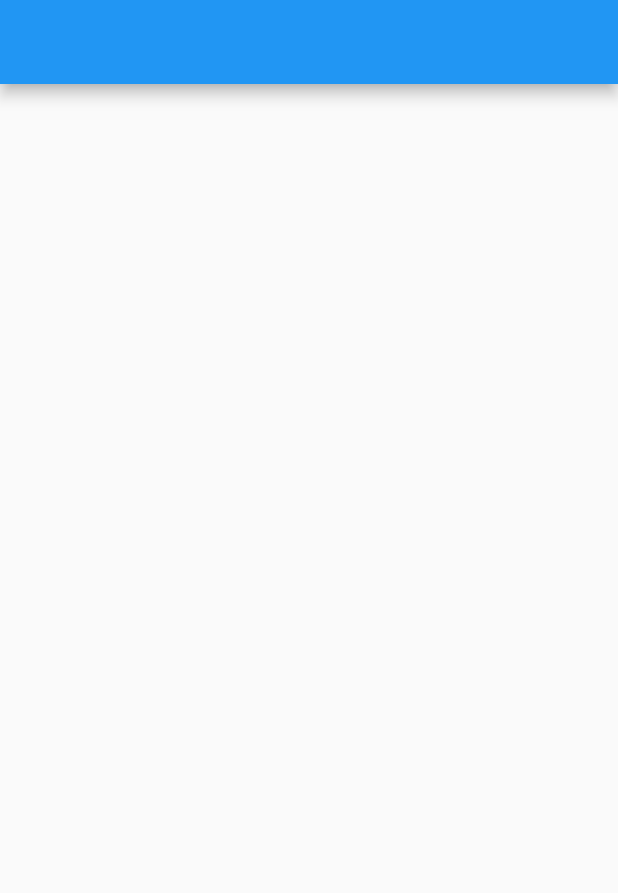
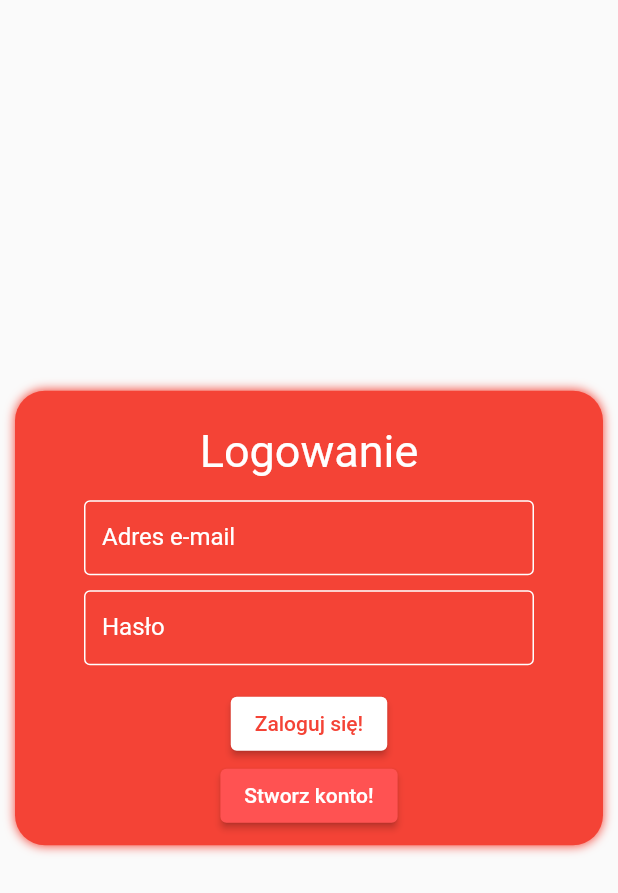
Before and after one commit to andrz3j3k/lokalnywolontariusz, a Flutter app: the screen it shows after launch, on a phone screen of 412 x 824 dp. Shown: the top 893 px of the screen. Run offline on Flutter 3.47's test engine with Material 2 defaults, Android fonts, the light colour scheme and no system bars.

Commit message:
Create LoginPage and RegisterPage with MyHomePage

```diff
--- /dev/null
+++ b/lib/Views/LoginPage.dart
@@ -0,0 +1,85 @@
+import 'package:flutter/material.dart';
+import 'package:lokalnywolontariusz/Views/MainPage.dart';
+import 'package:lokalnywolontariusz/Views/RegisterPage.dart';
+import 'package:lokalnywolontariusz/Widgets/Button.dart';
+import 'package:lokalnywolontariusz/Widgets/FieldLoginAndRegister.dart';
+import 'package:lokalnywolontariusz/main.dart';
+
+class LoginPage extends StatefulWidget {
+  const LoginPage({super.key});
+
+  @override
+  State<LoginPage> createState() => _LoginPageState();
+}
+
+class _LoginPageState extends State<LoginPage> {
+  @override
+  Widget build(BuildContext context) {
+    return Scaffold(
+      body: Center(
+        child: Container(
+          margin: EdgeInsets.only(left: 10, right: 10),
+          decoration: BoxDecoration(
+              borderRadius: BorderRadius.circular(20),
+              color: Colors.red,
+              boxShadow: const [
+                BoxShadow(color: Colors.red, blurRadius: 5),
+              ]),
+          height: 303,
+          child: Padding(
+            padding: const EdgeInsets.all(8.0),
+            child: Column(
+              children: [
+                const Padding(
+                  padding: EdgeInsets.only(top: 5, bottom: 10),
+                ),
+                const Text(
+                  "Logowanie",
+                  style: TextStyle(fontSize: 30, color: Colors.white),
+                ),
+                const Padding(
+                  padding: EdgeInsets.only(bottom: 10),
+                ),
+                FieldLoginAndRegister(
+                  hideText: "Adres e-mail",
+                ),
+                FieldLoginAndRegister(
+                  hideText: "Hasło",
+                ),
+                const Padding(
+                  padding: EdgeInsets.only(bottom: 10),
+                ),
+                Button(
+                  text: "Zaloguj się!",
+                  function: () {
+                    Navigator.push(
+                      context,
+                      MaterialPageRoute(
+                        builder: (context) => const MyHomePage(),
+                      ),
+                    );
+                  },
+                  backgroundColor: Colors.white,
+                  textColor: Colors.red,
+                ),
+                Button(
+                  text: "Stworz konto!",
+                  function: () {
+                    Navigator.push(
+                      context,
+                      MaterialPageRoute(
+                        builder: (context) => const RegisterPage(),
+                      ),
+                    );
+                  },
+                  backgroundColor: Colors.redAccent.shade200,
+                  textColor: Colors.white,
+                ),
+              ],
+            ),
+          ),
+        ),
+      ),
+    );
+  }
+}
--- /dev/null
+++ b/lib/Widgets/Button.dart
@@ -0,0 +1,32 @@
+import 'package:flutter/material.dart';
+
+class Button extends StatefulWidget {
+  Button(
+      {super.key,
+      required this.text,
+      required this.function,
+      required this.backgroundColor,
+      required this.textColor});
+  String text;
+  Function() function;
+  Color backgroundColor;
+  Color textColor;
+  @override
+  State<Button> createState() => _ButtonState();
+}
+
+class _ButtonState extends State<Button> {
+  @override
+  Widget build(BuildContext context) {
+    return ElevatedButton(
+      style: ElevatedButton.styleFrom(
+        backgroundColor: widget.backgroundColor,
+      ),
+      onPressed: widget.function,
+      child: Text(
+        widget.text,
+        style: TextStyle(color: widget.textColor),
+      ),
+    );
+  }
+}
--- /dev/null
+++ b/lib/Widgets/FieldLoginAndRegister.dart
@@ -0,0 +1,67 @@
+import 'package:flutter/material.dart';
+
+class FieldLoginAndRegister extends StatefulWidget {
+  FieldLoginAndRegister({
+    super.key,
+    required this.hideText,
+  });
+  String hideText;
+
+  @override
+  State<FieldLoginAndRegister> createState() => _FieldLoginAndRegisterState();
+}
+
+class _FieldLoginAndRegisterState extends State<FieldLoginAndRegister> {
+  late TextEditingController _controller;
+
+  @override
+  void initState() {
+    super.initState();
+    _controller = TextEditingController();
+  }
+
+  @override
+  void dispose() {
+    _controller.dispose();
+    super.dispose();
+  }
+
+  isPassword() {
+    if (widget.hideText == "Hasło" || widget.hideText == "Powtórz hasło") {
+      return true;
+    }
+    return false;
+  }
+
+  @override
+  Widget build(BuildContext context) {
+    return Center(
+      child: Padding(
+        padding: const EdgeInsets.only(top: 5, bottom: 5),
+        child: SizedBox(
+          width: 300,
+          height: 50,
+          child: TextField(
+            decoration: InputDecoration(
+              labelText: widget.hideText,
+              labelStyle: const TextStyle(color: Colors.white),
+              border: const OutlineInputBorder(),
+              enabledBorder: const OutlineInputBorder(
+                borderSide: BorderSide(color: Colors.white),
+              ),
+              focusedBorder: const OutlineInputBorder(
+                borderSide: BorderSide(color: Colors.white),
+              ),
+            ),
+            obscureText: isPassword(),
+            controller: _controller,
+            style: const TextStyle(color: Colors.white),
+            onChanged: (valueTextField) {
+              setState(() {});
+            },
+          ),
+        ),
+      ),
+    );
+  }
+}
--- a/lib/main.dart
+++ b/lib/main.dart
@@ -1,4 +1,6 @@
 import 'package:flutter/material.dart';
+import 'package:lokalnywolontariusz/Views/LoginPage.dart';
+import 'package:lokalnywolontariusz/Views/MainPage.dart';
 
 void main() {
   runApp(const MyApp());
@@ -8,8 +10,10 @@ class MyApp extends StatelessWidget {
   const MyApp({super.key});
   @override
   Widget build(BuildContext context) {
-    return const MaterialApp(
-      home: MyHomePage(),
+    return MaterialApp(
+      debugShowCheckedModeBanner: false,
+      theme: ThemeData(primarySwatch: Colors.red),
+      home: const LoginPage(),
     );
   }
 }
@@ -26,6 +30,23 @@ class MyHomePage extends StatefulWidget {
 class _MyHomePageState extends State<MyHomePage> {
   @override
   Widget build(BuildContext context) {
-    return Scaffold(appBar: AppBar(), body: Container());
+    return Scaffold(
+      appBar: AppBar(
+        elevation: 5,
+        title: const Text("Lokalny Wolontariusz"),
+        actions: [
+          IconButton(
+            onPressed: () {},
+            icon: const Icon(Icons.account_box),
+            iconSize: 26,
+          ),
+        ],
+        leading: IconButton(
+          onPressed: () {},
+          icon: const Icon(Icons.menu),
+        ),
+      ),
+      body: const MainPage(),
+    );
   }
 }
```
Also changed, not shown: lib/Views/MainPage.dart (added, +40 -0 lines), lib/Views/RegisterPage.dart (added, +75 -0 lines).
